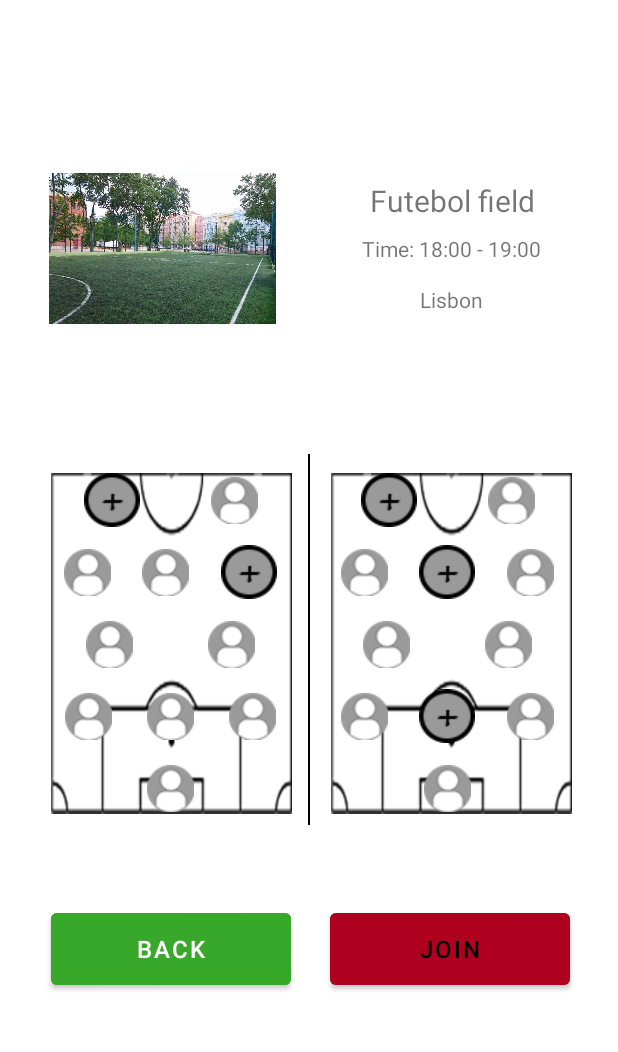
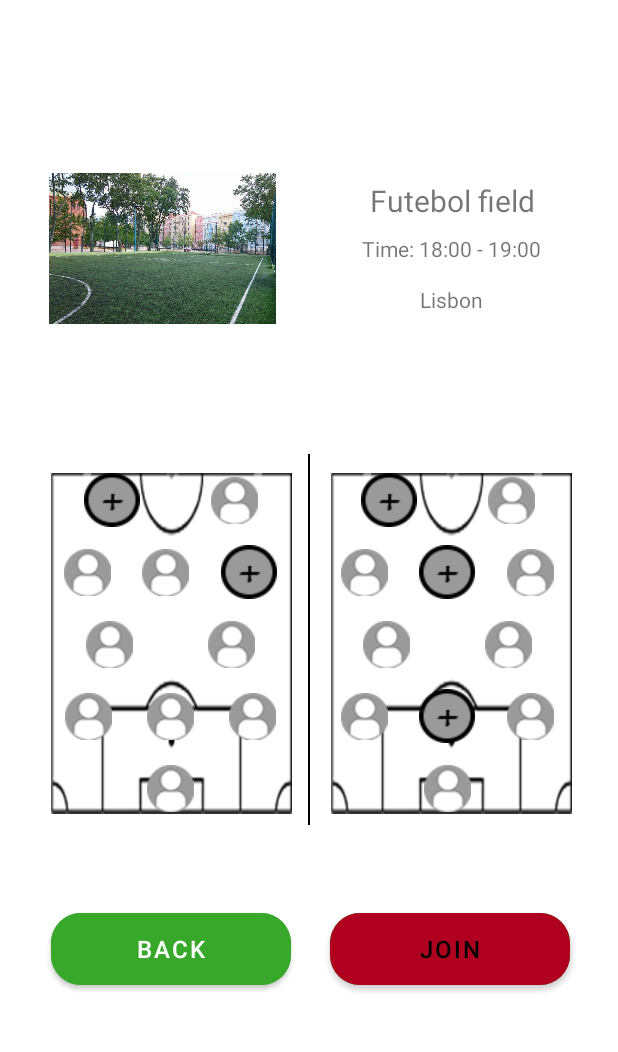
Before and after one commit to rnribeiro/Matching, an Android app: the FindDetailActivity screen opened directly, with no data from a screen before it, on a phone screen of 412 x 824 dp, the part 183-1235 px from its top. Run offline under Robolectric (Android 15) with nearby library versions, the phone set to English and light mode, and no system bars.

Commit message:
Changed button corner radius

```diff
--- a/app/src/main/res/layout/activity_find_detail.xml
+++ b/app/src/main/res/layout/activity_find_detail.xml
@@ -271,7 +271,7 @@
                     app:layout_constraintStart_toStartOf="parent"
                     app:layout_constraintEnd_toEndOf="parent" app:layout_constraintBottom_toBottomOf="parent"
                     app:layout_constraintHorizontal_bias="0.136" app:layout_constraintVertical_bias="0.932"
-                    android:backgroundTint="#37A82A" android:textSize="16sp"/>
+                    android:backgroundTint="#37A82A" android:textSize="16sp" app:cornerRadius="20dp"/>
             <Button
                     android:text="Join"
                     android:layout_width="160dp"
@@ -279,7 +279,7 @@
                     app:layout_constraintEnd_toEndOf="parent" app:layout_constraintStart_toStartOf="parent"
                     app:layout_constraintBottom_toBottomOf="parent" app:layout_constraintTop_toTopOf="parent"
                     app:layout_constraintHorizontal_bias="0.873" app:layout_constraintVertical_bias="0.932"
-                    android:backgroundTint="#37A82A" android:textSize="16sp"/>
+                    android:backgroundTint="#37A82A" android:textSize="16sp" app:cornerRadius="20dp"/>
         </androidx.constraintlayout.widget.ConstraintLayout>
         <include layout="@layout/menu"></include>
     </RelativeLayout>
--- a/app/src/main/res/layout/activity_friend_events.xml
+++ b/app/src/main/res/layout/activity_friend_events.xml
@@ -33,7 +33,7 @@
                     app:layout_constraintStart_toStartOf="parent"
                     app:layout_constraintHorizontal_bias="0.498"
                     app:layout_constraintVertical_bias="0.88"
-                    android:backgroundTint="#37A82A" android:textSize="16sp"/>
+                    android:backgroundTint="#37A82A" android:textSize="16sp" app:cornerRadius="20dp"/>
 
             <TextView
                     android:text="Events"
--- a/app/src/main/res/layout/activity_functionality_not_implemented.xml
+++ b/app/src/main/res/layout/activity_functionality_not_implemented.xml
@@ -58,7 +58,7 @@
                     app:layout_constraintStart_toStartOf="parent"
                     app:layout_constraintHorizontal_bias="0.498"
                     app:layout_constraintVertical_bias="0.877"
-                    android:backgroundTint="#37A82A" android:textSize="16sp"/>
+                    android:backgroundTint="#37A82A" android:textSize="16sp" app:cornerRadius="20dp"/>
 
         </androidx.constraintlayout.widget.ConstraintLayout>
         <include layout="@layout/menu"></include>
--- a/app/src/main/res/layout/activity_main.xml
+++ b/app/src/main/res/layout/activity_main.xml
@@ -23,7 +23,7 @@
             app:layout_constraintStart_toStartOf="parent" app:layout_constraintHorizontal_bias="0.497"
 
             android:textSize="18sp" android:backgroundTint="#37A82A" app:layout_constraintTop_toTopOf="parent"
-            android:onClick="onClick"/>
+            android:onClick="onClick" app:cornerRadius="20dp"/>
     <Button
             android:text="Register"
             android:layout_width="190dp"
@@ -33,5 +33,5 @@
             android:gravity="center|center_horizontal"
             app:layout_constraintStart_toStartOf="parent" app:layout_constraintHorizontal_bias="0.498"
             app:layout_constraintTop_toBottomOf="@+id/go_to_login_btn" app:layout_constraintVertical_bias="0.085"
-            android:backgroundTint="#37A82A" android:textSize="18sp"/>
+            android:backgroundTint="#37A82A" android:textSize="18sp" app:cornerRadius="20dp"/>
 </androidx.constraintlayout.widget.ConstraintLayout>
--- a/app/src/main/res/layout/activity_match.xml
+++ b/app/src/main/res/layout/activity_match.xml
@@ -67,7 +67,7 @@
                         android:layout_gravity="end"
                         android:layout_marginEnd="5dp"
                         android:text="Filter"
-                        android:textSize="22sp" android:backgroundTint="#37A82A"/>
+                        android:textSize="22sp" android:backgroundTint="#37A82A" app:cornerRadius="20dp"/>
                 <RelativeLayout
                         android:layout_width="match_parent"
                         android:layout_height="match_parent">
--- a/app/src/main/res/layout/activity_no_events.xml
+++ b/app/src/main/res/layout/activity_no_events.xml
@@ -32,7 +32,7 @@
                     app:layout_constraintEnd_toEndOf="parent"
                     app:layout_constraintStart_toStartOf="parent"
                     app:layout_constraintVertical_bias="0.945"
-                    android:backgroundTint="#37A82A" android:textSize="16sp"/>
+                    android:backgroundTint="#37A82A" android:textSize="16sp" app:cornerRadius="20dp"/>
 
             <TextView
                     android:text="You have no events Try adding some"
--- a/app/src/main/res/layout/activity_rent_detail.xml
+++ b/app/src/main/res/layout/activity_rent_detail.xml
@@ -268,7 +268,7 @@
                     app:layout_constraintStart_toStartOf="parent"
                     app:layout_constraintEnd_toEndOf="parent" app:layout_constraintBottom_toBottomOf="parent"
                     app:layout_constraintHorizontal_bias="0.136" app:layout_constraintVertical_bias="0.932"
-                    android:backgroundTint="#37A82A"/>
+                    android:backgroundTint="#37A82A" app:cornerRadius="20dp"/>
             <Button
                     android:text="Rent"
                     android:layout_width="160dp"
@@ -276,7 +276,7 @@
                     app:layout_constraintEnd_toEndOf="parent" app:layout_constraintStart_toStartOf="parent"
                     app:layout_constraintBottom_toBottomOf="parent" app:layout_constraintTop_toTopOf="parent"
                     app:layout_constraintHorizontal_bias="0.873" app:layout_constraintVertical_bias="0.932"
-                    android:backgroundTint="#37A82A"/>
+                    android:backgroundTint="#37A82A" app:cornerRadius="20dp"/>
         </androidx.constraintlayout.widget.ConstraintLayout>
         <include layout="@layout/menu" android:id="@+id/pay_pop_up"></include>
         <include layout="@layout/activity_pay_using" android:layout_width="350dp"
--- a/app/src/main/res/layout/activity_successful.xml
+++ b/app/src/main/res/layout/activity_successful.xml
@@ -59,7 +59,7 @@
             app:layout_constraintStart_toStartOf="parent"
             app:layout_constraintHorizontal_bias="0.498"
             app:layout_constraintVertical_bias="0.877"
-            android:backgroundTint="#37A82A" android:textSize="16sp"/>
+            android:backgroundTint="#37A82A" android:textSize="16sp" app:cornerRadius="20dp"/>
         </androidx.constraintlayout.widget.ConstraintLayout>
         <include layout="@layout/menu"></include>
     </RelativeLayout>
--- a/app/src/main/res/layout/menu.xml
+++ b/app/src/main/res/layout/menu.xml
@@ -79,7 +79,7 @@
                         android:textAlignment="center"
                         app:layout_constraintLeft_toLeftOf="parent" app:layout_constraintRight_toRightOf="parent"
                         app:layout_constraintTop_toTopOf="parent" app:layout_constraintBottom_toBottomOf="parent"
-                        app:layout_constraintVertical_bias="0.18" android:textSize="18sp"/>
+                        app:layout_constraintVertical_bias="0.18" android:textSize="18sp" app:cornerRadius="20dp"/>
                 <Button
                         android:id="@+id/button_join"
                         android:layout_width="210dp"
@@ -89,7 +89,7 @@
                         android:textAlignment="center"
                         app:layout_constraintLeft_toLeftOf="parent" app:layout_constraintRight_toRightOf="parent"
                         app:layout_constraintTop_toTopOf="parent" app:layout_constraintBottom_toBottomOf="parent"
-                        app:layout_constraintVertical_bias="0.28" android:textSize="18sp"/>
+                        app:layout_constraintVertical_bias="0.28" android:textSize="18sp" app:cornerRadius="20dp"/>
                 <Button
                         android:id="@+id/button_tournaments"
                         android:layout_width="210dp"
@@ -99,7 +99,7 @@
                         android:textAlignment="center"
                         app:layout_constraintLeft_toLeftOf="parent" app:layout_constraintRight_toRightOf="parent"
                         app:layout_constraintTop_toTopOf="parent" app:layout_constraintBottom_toBottomOf="parent"
-                        app:layout_constraintVertical_bias="0.38" android:textSize="18sp"/>
+                        app:layout_constraintVertical_bias="0.38" android:textSize="18sp" app:cornerRadius="20dp"/>
                 <Button
                         android:id="@+id/button_Friends"
                         android:layout_width="210dp"
@@ -109,7 +109,7 @@
                         android:textAlignment="center"
                         app:layout_constraintLeft_toLeftOf="parent" app:layout_constraintRight_toRightOf="parent"
                         app:layout_constraintTop_toTopOf="parent" app:layout_constraintBottom_toBottomOf="parent"
-                        app:layout_constraintVertical_bias="0.48" android:textSize="18sp"/>
+                        app:layout_constraintVertical_bias="0.48" android:textSize="18sp" app:cornerRadius="20dp"/>
 
                 <Button
                         android:id="@+id/button_account"
@@ -120,7 +120,7 @@
                         android:textAlignment="center"
                         app:layout_constraintLeft_toLeftOf="parent" app:layout_constraintRight_toRightOf="parent"
                         app:layout_constraintTop_toTopOf="parent" app:layout_constraintBottom_toBottomOf="parent"
-                        app:layout_constraintVertical_bias="0.58" android:textSize="18sp"/>
+                        app:layout_constraintVertical_bias="0.58" android:textSize="18sp" app:cornerRadius="20dp"/>
 
                 <Button
                         android:id="@+id/button_logout"
```
Also changed, not shown: app/src/main/java/com/example/matching/LoginActivity.java (+0 -10 lines), app/src/main/res/layout/activity_friends_detail.xml (+5 -5 lines), app/src/main/res/layout/activity_login.xml (+1 -7 lines), app/src/main/res/layout/activity_pay_using.xml (+3 -4 lines).
